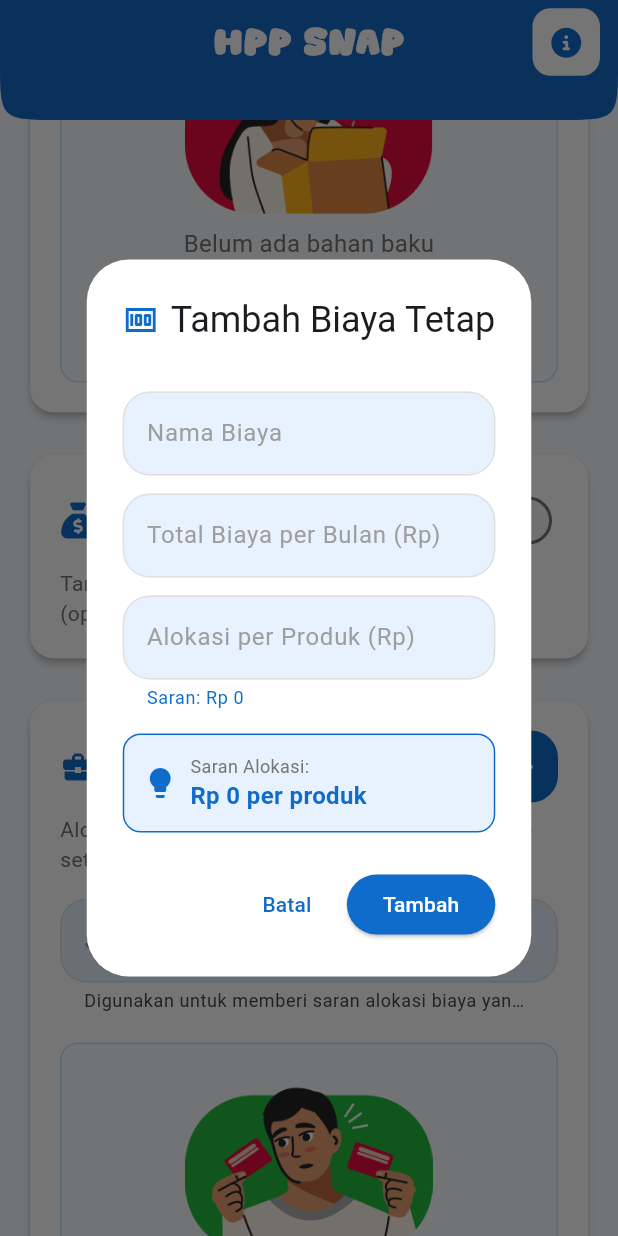
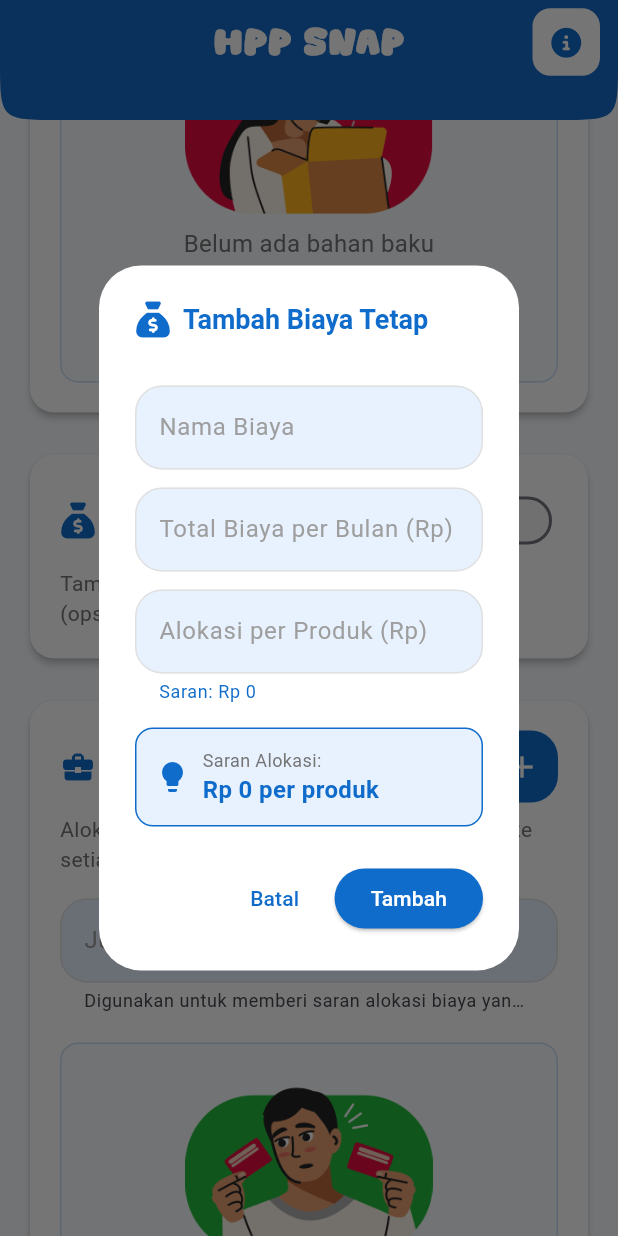
Before and after one commit to ardhikaxx/hpp-snap-app, a Flutter app: the HomeScreen screen opened directly, scrolled down 576 dp, after a tap on the "add" icon, on a phone screen of 412 x 824 dp. Run offline on Flutter 3.47's test engine with Material 3 defaults, Android fonts, the phone set to English and light mode, and no system bars; our stand-ins replace font_awesome_flutter, pdf, printing.

Commit message:
fix(home) perbaikan pada home

```diff
--- a/lib/page/home_screens.dart
+++ b/lib/page/home_screens.dart
@@ -334,14 +334,15 @@ class _HomeScreenState extends State<HomeScreen> {
                                   style: TextStyle(
                                     color: Colors.white,
                                     fontSize: 24,
-                                    fontWeight: FontWeight.w700,
-                                    letterSpacing: 0.5,
+                                    fontWeight: FontWeight.w800,
+                                    fontFamily: 'SuperTrend',
+                                    letterSpacing: 1.2,
                                   ),
                                   textAlign: TextAlign.center,
                                 ),
                                 const SizedBox(height: 8),
                                 Text(
-                                  'Ikuti langkah-langkah berikut untuk menghitung Harga Pokok Produksi dengan mudah',
+                                  'Ikuti langkah-langkah berikut untuk menghitung Harga Pokok Produksi (HPP) dengan mudah dan cepat',
                                   style: TextStyle(
                                     color: Colors.white.withOpacity(0.9),
                                     fontSize: 14,
@@ -470,7 +471,7 @@ class _HomeScreenState extends State<HomeScreen> {
                 child: Container(
                   decoration: BoxDecoration(
                     color: Colors.white,
-                    borderRadius: BorderRadius.circular(15)
+                    borderRadius: BorderRadius.circular(15),
                   ),
                   child: IconButton(
                     icon: Icon(
@@ -805,7 +806,6 @@ class _HomeScreenState extends State<HomeScreen> {
           children: [
             const SizedBox(height: 4),
             Text(
-              // PERBAIKAN: Tampilkan jumlah pakai tanpa .0 jika angka bulat
               '${_formatNumber(bahan.jumlahPakai)} ${bahan.satuan} per produk',
               style: TextStyle(fontSize: 12, color: Colors.grey[600]),
             ),
@@ -874,20 +874,23 @@ class _HomeScreenState extends State<HomeScreen> {
     TextEditingController namaController = TextEditingController(
       text: bahanEdit.nama,
     );
-    // PERBAIKAN: Controller untuk jumlah pakai - kosong jika 0
     TextEditingController jumlahPakaiController = TextEditingController(
-      text: bahanEdit.jumlahPakai == 0 ? '' : _formatNumberInput(bahanEdit.jumlahPakai),
+      text: bahanEdit.jumlahPakai == 0
+          ? ''
+          : _formatNumberInput(bahanEdit.jumlahPakai),
     );
     TextEditingController satuanController = TextEditingController(
       text: bahanEdit.satuan,
     );
-    // PERBAIKAN: Controller untuk total harga - kosong jika 0
     TextEditingController totalHargaController = TextEditingController(
-      text: bahanEdit.totalHarga == 0 ? '' : _formatNumberInput(bahanEdit.totalHarga),
-    );
-    // PERBAIKAN: Controller untuk jumlah beli - kosong jika 0
+      text: bahanEdit.totalHarga == 0
+          ? ''
+          : _formatNumberInput(bahanEdit.totalHarga),
+    );
     TextEditingController jumlahBeliController = TextEditingController(
-      text: bahanEdit.jumlahBeli == 0 ? '' : _formatNumberInput(bahanEdit.jumlahBeli),
+      text: bahanEdit.jumlahBeli == 0
+          ? ''
+          : _formatNumberInput(bahanEdit.jumlahBeli),
     );
     TextEditingController satuanBeliController = TextEditingController(
       text: bahanEdit.satuanBeli,
@@ -904,7 +907,10 @@ class _HomeScreenState extends State<HomeScreen> {
               color: primaryColor,
             ),
             const SizedBox(width: 8),
-            Text(isEdit ? 'Edit Bahan Baku' : 'Tambah Bahan Baku', style: TextStyle(color: primaryColor, fontSize: 18)),
+            Text(
+              isEdit ? 'Edit Bahan Baku' : 'Tambah Bahan Baku',
+              style: TextStyle(color: primaryColor, fontSize: 18, fontWeight: FontWeight.bold),
+            ),
           ],
         ),
         content: SingleChildScrollView(
@@ -1163,7 +1169,6 @@ class _HomeScreenState extends State<HomeScreen> {
     double jumlahBeli,
     double jumlahPakai,
   ) {
-    // PERBAIKAN: Handle division by zero dan nilai NaN/Infinity
     if (jumlahBeli <= 0 || totalHarga <= 0 || jumlahPakai <= 0) {
       return 0;
     }
@@ -1172,7 +1177,6 @@ class _HomeScreenState extends State<HomeScreen> {
       double biayaPerUnit = totalHarga / jumlahBeli;
       double result = biayaPerUnit * jumlahPakai;
 
-      // Pastikan hasilnya valid (bukan NaN atau Infinity)
       if (result.isNaN || result.isInfinite) {
         return 0;
       }
@@ -1513,13 +1517,15 @@ class _HomeScreenState extends State<HomeScreen> {
     TextEditingController namaController = TextEditingController(
       text: biayaEdit.nama,
     );
-    // PERBAIKAN: Controller untuk total biaya - kosong jika 0
     TextEditingController totalBiayaController = TextEditingController(
-      text: biayaEdit.totalBiaya == 0 ? '' : _formatNumberInput(biayaEdit.totalBiaya),
-    );
-    // PERBAIKAN: Controller untuk alokasi - kosong jika 0
+      text: biayaEdit.totalBiaya == 0
+          ? ''
+          : _formatNumberInput(biayaEdit.totalBiaya),
+    );
     TextEditingController alokasiController = TextEditingController(
-      text: biayaEdit.alokasiPerProduk == 0 ? '' : _formatNumberInput(biayaEdit.alokasiPerProduk),
+      text: biayaEdit.alokasiPerProduk == 0
+          ? ''
+          : _formatNumberInput(biayaEdit.alokasiPerProduk),
     );
 
     double saranAlokasi = _hitungSaranAlokasi(biayaEdit.totalBiaya);
@@ -1532,9 +1538,9 @@ class _HomeScreenState extends State<HomeScreen> {
             backgroundColor: Colors.white,
             title: Row(
               children: [
-                Icon(isEdit ? Icons.edit : Icons.money, color: primaryColor),
+                Icon(isEdit ? Icons.edit : FontAwesomeIcons.sackDollar, color: primaryColor),
                 const SizedBox(width: 8),
-                Text(isEdit ? 'Edit Biaya Tetap' : 'Tambah Biaya Tetap'),
+                Text(isEdit ? 'Edit Biaya Tetap' : 'Tambah Biaya Tetap', style: TextStyle(color: primaryColor, fontSize: 18, fontWeight: FontWeight.bold)),
               ],
             ),
             content: SingleChildScrollView(
@@ -1816,22 +1822,18 @@ class _HomeScreenState extends State<HomeScreen> {
     }
   }
 
-  // PERBAIKAN: Fungsi untuk memformat angka tanpa .0
   String _formatNumber(double value) {
     if (value.isNaN || value.isInfinite) {
       return '0';
     }
 
-    // Jika angka bulat, tampilkan tanpa desimal
     if (value == value.toInt()) {
       return value.toInt().toString();
     }
 
-    // Jika ada desimal, tampilkan dengan desimal
     return value.toString();
   }
 
-  // PERBAIKAN: Fungsi untuk memformat input number (kosong jika 0)
   String _formatNumberInput(double value) {
     if (value == 0) {
       return '';
@@ -1844,12 +1846,13 @@ class _HomeScreenState extends State<HomeScreen> {
       return '0';
     }
 
-    // PERBAIKAN: Format currency tanpa .0 untuk angka bulat
     String numberString;
     if (value == value.toInt()) {
       numberString = value.toInt().toString();
     } else {
-      numberString = value.toStringAsFixed(0); // Tetap gunakan 0 desimal untuk currency
+      numberString = value.toStringAsFixed(
+        0,
+      );
     }
 
     return numberString.replaceAllMapped(
```
